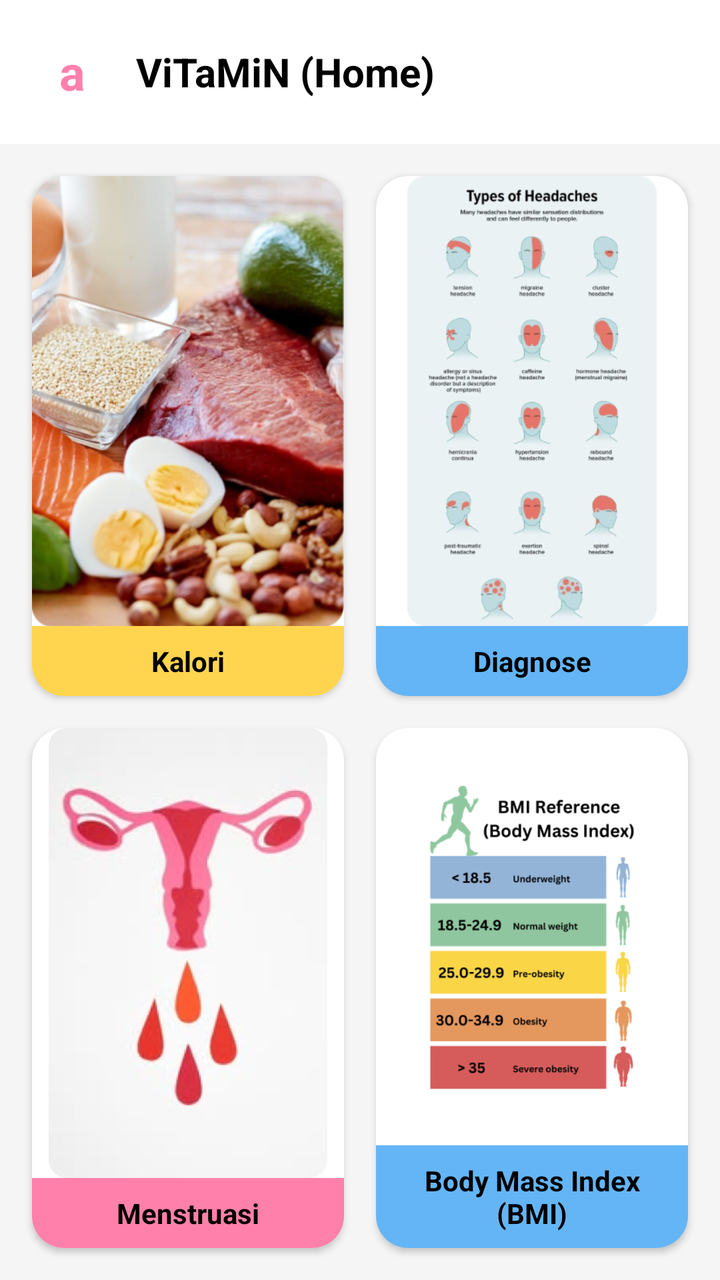
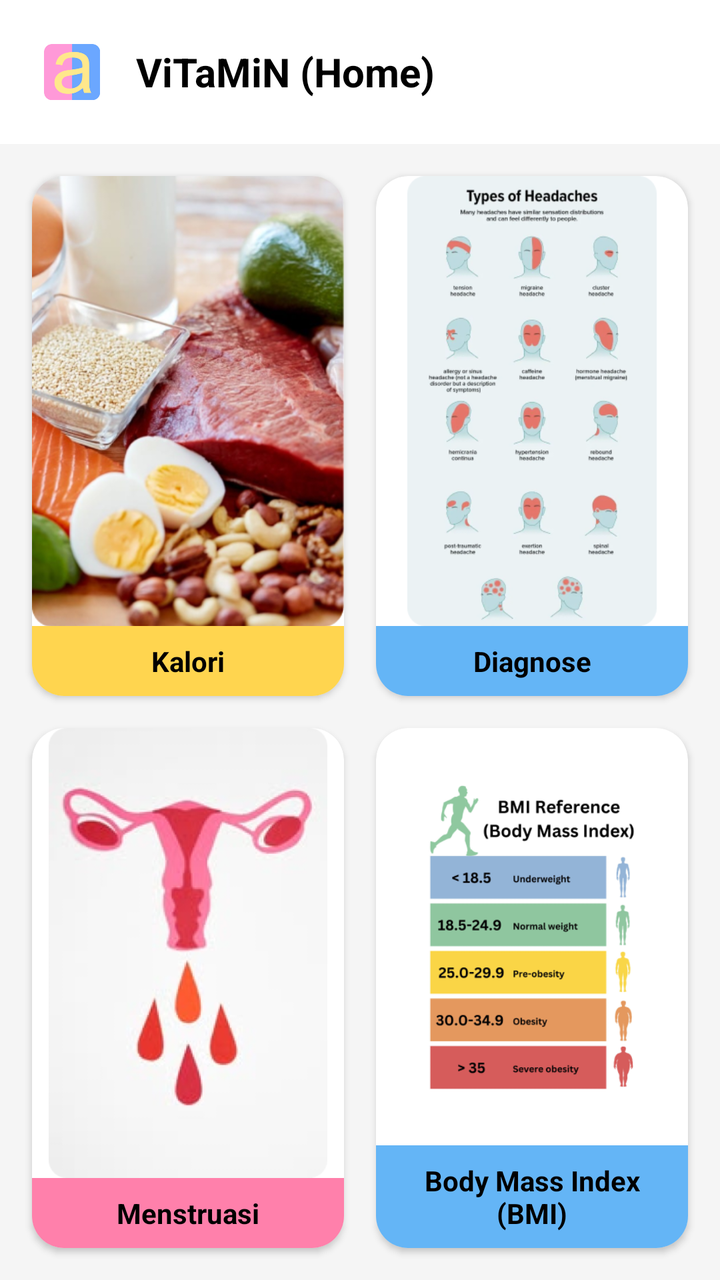

Compare the two renders of this Android layout. The source of the first and the diff that turns it into the second are given below.
<!-- AndroidManifest.xml: application theme Theme.Vitamin -->
<!-- res/layout/fragment_home.xml -->
<?xml version="1.0" encoding="utf-8"?>
<androidx.constraintlayout.widget.ConstraintLayout xmlns:android="http://schemas.android.com/apk/res/android"
    xmlns:app="http://schemas.android.com/apk/res-auto"
    android:layout_width="match_parent"
    android:layout_height="match_parent"
    android:background="@color/bg_gray">

    
    <LinearLayout
        android:id="@+id/header"
        android:layout_width="match_parent"
        android:layout_height="wrap_content"
        android:background="@color/white"
        android:gravity="center_vertical"
        android:orientation="horizontal"
        android:padding="16dp"
        app:layout_constraintTop_toTopOf="parent">

        <androidx.cardview.widget.CardView
            android:layout_width="40dp"
            android:layout_height="40dp"
            app:cardCornerRadius="8dp"
            app:cardElevation="0dp">

            <TextView
                android:layout_width="match_parent"
                android:layout_height="match_parent"
                android:gravity="center"
                android:text="@string/logo_char"
                android:textColor="@color/accent_pink"
                android:textSize="24sp"
                android:textStyle="bold" />
        </androidx.cardview.widget.CardView>

        <TextView
            android:id="@+id/tv_home_greeting"
            android:layout_width="wrap_content"
            android:layout_height="wrap_content"
            android:layout_marginStart="12dp"
            android:text="@string/home_title"
            android:textColor="@color/black"
            android:textSize="20sp"
            android:textStyle="bold" />
    </LinearLayout>

    
    <androidx.constraintlayout.widget.ConstraintLayout
        android:id="@+id/grid_container"
        android:layout_width="0dp"
        android:layout_height="0dp"
        android:padding="8dp"
        app:layout_constraintBottom_toBottomOf="parent"
        app:layout_constraintEnd_toEndOf="parent"
        app:layout_constraintStart_toStartOf="parent"
        app:layout_constraintTop_toBottomOf="@+id/header">

        
        <androidx.cardview.widget.CardView
            android:id="@+id/card_kalori"
            android:layout_width="0dp"
            android:layout_height="0dp"
            android:layout_margin="8dp"
            app:cardCornerRadius="16dp"
            app:layout_constraintBottom_toTopOf="@+id/card_menstruasi"
            app:layout_constraintEnd_toStartOf="@+id/card_diagnose"
            app:layout_constraintStart_toStartOf="parent"
            app:layout_constraintTop_toTopOf="parent">

            <LinearLayout
                android:layout_width="match_parent"
                android:layout_height="match_parent"
                android:orientation="vertical">

                <ImageView
                    android:layout_width="match_parent"
                    android:layout_height="0dp"
                    android:layout_weight="1"
                    android:contentDescription="@string/kalori"
                    android:scaleType="centerCrop"
                    android:src="@drawable/img_2" />

                <TextView
                    android:layout_width="match_parent"
                    android:layout_height="wrap_content"
                    android:background="@color/accent_yellow"
                    android:padding="8dp"
                    android:text="@string/kalori"
                    android:textAlignment="center"
                    android:textColor="@color/black"
                    android:textStyle="bold" />
            </LinearLayout>
        </androidx.cardview.widget.CardView>

        
        <androidx.cardview.widget.CardView
            android:id="@+id/card_diagnose"
            android:layout_width="0dp"
            android:layout_height="0dp"
            android:layout_margin="8dp"
            app:cardCornerRadius="16dp"
            app:layout_constraintBottom_toTopOf="@+id/card_bmi"
            app:layout_constraintEnd_toEndOf="parent"
            app:layout_constraintStart_toEndOf="@+id/card_kalori"
            app:layout_constraintTop_toTopOf="parent">

            <LinearLayout
                android:layout_width="match_parent"
                android:layout_height="match_parent"
                android:orientation="vertical">

                <ImageView
                    android:layout_width="match_parent"
                    android:layout_height="0dp"
                    android:layout_weight="1"
                    android:contentDescription="@string/diagnose"

                    android:src="@drawable/img_3" />

                <TextView
                    android:layout_width="match_parent"
                    android:layout_height="wrap_content"
                    android:background="@color/accent_blue"
                    android:padding="8dp"
                    android:text="@string/diagnose"
                    android:textAlignment="center"
                    android:textColor="@color/black"
                    android:textStyle="bold" />
            </LinearLayout>
        </androidx.cardview.widget.CardView>

        
        <androidx.cardview.widget.CardView
            android:id="@+id/card_menstruasi"
            android:layout_width="0dp"
            android:layout_height="0dp"
            android:layout_margin="8dp"
            app:cardCornerRadius="16dp"
            app:layout_constraintBottom_toBottomOf="parent"
            app:layout_constraintEnd_toStartOf="@+id/card_bmi"
            app:layout_constraintStart_toStartOf="parent"
            app:layout_constraintTop_toBottomOf="@+id/card_kalori">

            <LinearLayout
                android:layout_width="match_parent"
                android:layout_height="match_parent"
                android:orientation="vertical">

                <ImageView
                    android:layout_width="match_parent"
                    android:layout_height="0dp"
                    android:layout_weight="1"
                    android:contentDescription="@string/menstruasi"
                    android:src="@drawable/img_4" />

                <TextView
                    android:layout_width="match_parent"
                    android:layout_height="wrap_content"
                    android:background="@color/accent_pink"
                    android:padding="8dp"
                    android:text="@string/menstruasi"
                    android:textAlignment="center"
                    android:textColor="@color/black"
                    android:textStyle="bold" />
            </LinearLayout>
        </androidx.cardview.widget.CardView>

        
        <androidx.cardview.widget.CardView
            android:id="@+id/card_bmi"
            android:layout_width="0dp"
            android:layout_height="0dp"
            android:layout_margin="8dp"
            app:cardCornerRadius="16dp"
            app:layout_constraintBottom_toBottomOf="parent"
            app:layout_constraintEnd_toEndOf="parent"
            app:layout_constraintStart_toEndOf="@+id/card_menstruasi"
            app:layout_constraintTop_toBottomOf="@+id/card_diagnose">

            <LinearLayout
                android:layout_width="match_parent"
                android:layout_height="match_parent"
                android:orientation="vertical">

                <ImageView
                    android:layout_width="match_parent"
                    android:layout_height="0dp"
                    android:layout_weight="1"
                    android:contentDescription="@string/bmi"
                    android:padding="24dp"
                    android:src="@drawable/img_5" />

                <TextView
                    android:layout_width="match_parent"
                    android:layout_height="wrap_content"
                    android:background="@color/accent_blue"
                    android:padding="8dp"
                    android:text="@string/bmi"
                    android:textAlignment="center"
                    android:textColor="@color/black"
                    android:textStyle="bold" />
            </LinearLayout>
        </androidx.cardview.widget.CardView>

    </androidx.constraintlayout.widget.ConstraintLayout>

</androidx.constraintlayout.widget.ConstraintLayout>
<!-- resources referenced by this layout -->
<resources>
  <color name="accent_blue">#64B5F6</color>
  <color name="accent_pink">#FF80AB</color>
  <color name="accent_yellow">#FFD54F</color>
  <color name="bg_gray">#F5F5F5</color>
  <color name="black">#FF000000</color>
  <color name="white">#FFFFFFFF</color>
  <!-- drawable img_2: png bitmap (drawable, 362516 bytes) -->
  <!-- drawable img_3: png bitmap (drawable, 86580 bytes) -->
  <!-- drawable img_4: png bitmap (drawable, 107799 bytes) -->
  <!-- drawable img_5: png bitmap (drawable, 48683 bytes) -->
  <string name="bmi">Body Mass Index (BMI)</string>
  <string name="diagnose">Diagnose</string>
  <string name="home_title">ViTaMiN (Home)</string>
  <string name="kalori">Kalori</string>
  <string name="logo_char">a</string>
  <string name="menstruasi">Menstruasi</string>
  <style name="Theme.Vitamin" parent="Base.Theme.Vitamin" />
  <style name="Base.Theme.Vitamin" parent="Theme.Material3.DayNight.NoActionBar">
          
          
      </style>
</resources>

<!-- the commit's change to res/layout/fragment_home.xml (unified diff, before → after) -->
@@ -22,14 +22,13 @@
             app:cardCornerRadius="8dp"
             app:cardElevation="0dp">
 
-            <TextView
-                android:layout_width="match_parent"
-                android:layout_height="match_parent"
-                android:gravity="center"
-                android:text="@string/logo_char"
-                android:textColor="@color/accent_pink"
-                android:textSize="24sp"
-                android:textStyle="bold" />
+            <ImageView
+                android:layout_width="match_parent"
+                android:layout_height="match_parent"
+                android:contentDescription="Logo Aplikasi"
+                android:scaleType="centerInside"
+                android:src="@mipmap/ic_launcher_foreground" />
+
         </androidx.cardview.widget.CardView>
 
         <TextView
<!-- resource entries referenced after the edit -->
@@ -10,11 +10,41 @@
   <!-- drawable img_3: png bitmap (drawable, 86580 bytes) -->
   <!-- drawable img_4: png bitmap (drawable, 107799 bytes) -->
   <!-- drawable img_5: png bitmap (drawable, 48683 bytes) -->
+  <!-- mipmap ic_launcher_foreground (drawable) -->
+  <vector xmlns:android="http://schemas.android.com/apk/res/android"
+      xmlns:aapt="http://schemas.android.com/aapt"
+      android:width="108dp"
+      android:height="108dp"
+      android:viewportWidth="108"
+      android:viewportHeight="108">
+      <path android:pathData="M31,63.928c0,0 6.4,-11 12.1,-13.1c7.2,-2.6 26,-1.4 26,-1.4l38.1,38.1L107,108.928l-32,-1L31,63.928z">
+          <aapt:attr name="android:fillColor">
+              <gradient
+                  android:endX="85.84757"
+                  android:endY="92.4963"
+                  android:startX="42.9492"
+                  android:startY="49.59793"
+                  android:type="linear">
+                  <item
+                      android:color="#44000000"
+                      android:offset="0.0" />
+                  <item
+                      android:color="#00000000"
+                      android:offset="1.0" />
+              </gradient>
+          </aapt:attr>
+      </path>
+      <path
+          android:fillColor="#FFFFFF"
+          android:fillType="nonZero"
+          android:pathData="M65.3,45.828l3.8,-6.6c0.2,-0.4 0.1,-0.9 -0.3,-1.1c-0.4,-0.2 -0.9,-0.1 -1.1,0.3l-3.9,6.7c-6.3,-2.8 -13.4,-2.8 -19.7,0l-3.9,-6.7c-0.2,-0.4 -0.7,-0.5 -1.1,-0.3C38.8,38.328 38.7,38.828 38.9,39.228l3.8,6.6C36.2,49.428 31.7,56.028 31,63.928h46C76.3,56.028 71.8,49.428 65.3,45.828zM43.4,57.328c-0.8,0 -1.5,-0.5 -1.8,-1.2c-0.3,-0.7 -0.1,-1.5 0.4,-2.1c0.5,-0.5 1.4,-0.7 2.1,-0.4c0.7,0.3 1.2,1 1.2,1.8C45.3,56.528 44.5,57.328 43.4,57.328L43.4,57.328zM64.6,57.328c-0.8,0 -1.5,-0.5 -1.8,-1.2s-0.1,-1.5 0.4,-2.1c0.5,-0.5 1.4,-0.7 2.1,-0.4c0.7,0.3 1.2,1 1.2,1.8C66.5,56.528 65.6,57.328 64.6,57.328L64.6,57.328z"
+          android:strokeWidth="1"
+          android:strokeColor="#00000000" />
+  </vector>
   <string name="bmi">Body Mass Index (BMI)</string>
   <string name="diagnose">Diagnose</string>
   <string name="home_title">ViTaMiN (Home)</string>
   <string name="kalori">Kalori</string>
-  <string name="logo_char">a</string>
   <string name="menstruasi">Menstruasi</string>
   <style name="Theme.Vitamin" parent="Base.Theme.Vitamin" />
   <style name="Base.Theme.Vitamin" parent="Theme.Material3.DayNight.NoActionBar">
